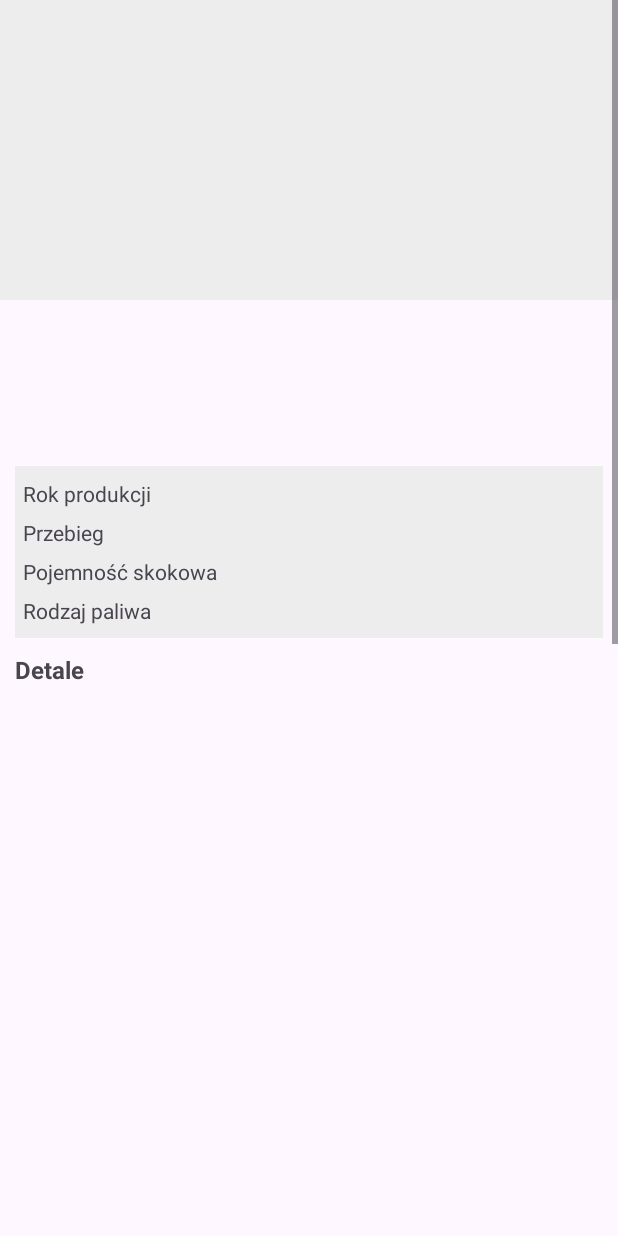
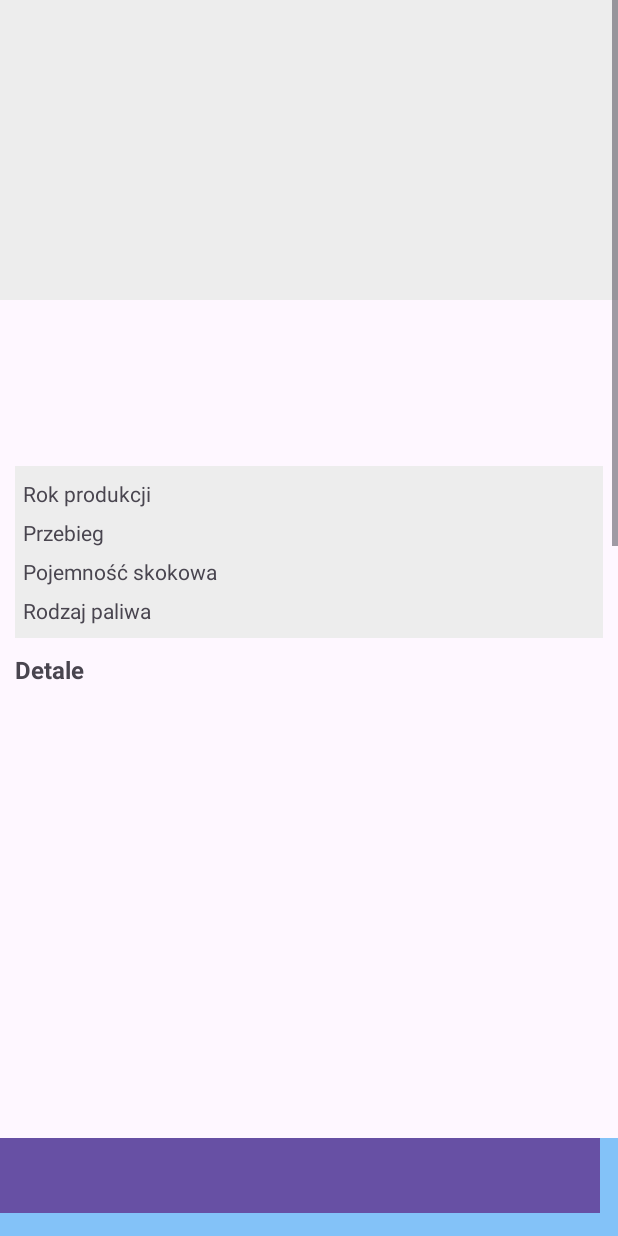
Before and after one commit to Tloku/masters_thesis, an Android app: the OfferViewActivity screen opened directly, with no data from a screen before it, on a phone screen of 412 x 824 dp. Run offline under Robolectric (Android 15) with nearby library versions, the phone set to English and light mode, and no system bars.

Commit message:
Added footer buttons

```diff
--- a/Aplikacja/Mobile/OtoAuto/app/src/main/java/org/masters_thesis/otoauto/components/offerCardComponent/OfferCardComponentAdapter.kt
+++ b/Aplikacja/Mobile/OtoAuto/app/src/main/java/org/masters_thesis/otoauto/components/offerCardComponent/OfferCardComponentAdapter.kt
@@ -1,6 +1,7 @@
 package org.masters_thesis.otoauto.components.offerCardComponent
 
 import android.content.Intent
+import android.util.Log
 import android.view.LayoutInflater
 import android.view.View
 import android.view.ViewGroup
@@ -36,7 +37,7 @@ class OfferCardComponentAdapter(private val offerCards: List<OfferCardComponentM
 
     override fun onBindViewHolder(holder: ViewHolder, position: Int) {
         val offerCardComponentModel: OfferCardComponentModel = offerCards[position] ?: return
-
+        Log.w("Offer component","ImageBytes of offer with id: " + offerCardComponentModel.offerId)
         offerCardComponentService.setOfferCardMainImage(holder.offerCardMainImageView, offerCardComponentModel.offerMainImage.imageBytes)
         holder.offerTitleTextView.text = offerCardComponentModel.offerTitle
         holder.yearOfProductionTextView.text = offerCardComponentModel.yearOfProduction
--- a/Aplikacja/Mobile/OtoAuto/app/src/main/res/layout/activity_offer_view.xml
+++ b/Aplikacja/Mobile/OtoAuto/app/src/main/res/layout/activity_offer_view.xml
@@ -1,11 +1,47 @@
 <?xml version="1.0" encoding="utf-8"?>
-<ScrollView xmlns:android="http://schemas.android.com/apk/res/android"
+<RelativeLayout xmlns:android="http://schemas.android.com/apk/res/android"
     xmlns:app="http://schemas.android.com/apk/res-auto"
     xmlns:tools="http://schemas.android.com/tools"
     android:layout_width="match_parent"
     android:layout_height="match_parent"
     tools:context=".OfferViewActivity">
 
+    <RelativeLayout
+        android:id="@+id/footer"
+        android:layout_width="match_parent"
+        android:layout_height="65dp"
+        android:layout_alignParentBottom="true"
+        android:background="@color/lightBlue"
+        >
+
+        <LinearLayout
+            android:layout_width="match_parent"
+            android:layout_height="match_parent"
+            android:layout_centerInParent="true"
+            android:orientation="horizontal">
+            <Button
+                android:layout_width="200dp"
+                android:layout_height="50dp"
+                android:background="@color/white"
+                android:id="@+id/callButton"
+                />
+
+            <Button
+                android:layout_width="200dp"
+                android:layout_height="50dp"
+                android:background="@color/white"
+                android:id="@+id/msgButton"
+                />
+        </LinearLayout>
+
+    </RelativeLayout>
+
+
+    <ScrollView
+        android:layout_above="@+id/footer"
+        android:id="@+id/scrollView"
+        android:layout_width="fill_parent"
+        android:layout_height="fill_parent">
         <RelativeLayout
             android:layout_width="match_parent"
             android:layout_height="wrap_content"
@@ -239,14 +275,8 @@
                     android:layout_width="wrap_content"
                     android:layout_height="100dp" />
 
-
-
-
-
                 <!--  TODO bottom bar z "Zadzwoń, wiadomość" -->
-<!--    <ListView>-->
-<!--                -->
-<!--            </ListView>-->
             </LinearLayout>
         </RelativeLayout>
     </ScrollView>
+</RelativeLayout>
--- a/Aplikacja/Mobile/OtoAuto/app/src/main/res/values/colors.xml
+++ b/Aplikacja/Mobile/OtoAuto/app/src/main/res/values/colors.xml
@@ -6,4 +6,5 @@
     <color name="priceTagColor">#D10D0D</color>
     <color name="navy">#001e37</color>
     <color name="darkBlue">#04447A</color>
+    <color name="lightBlue">#83C2F8</color>
 </resources>
```
Lines whose indentation alone changed are shown as unchanged.
